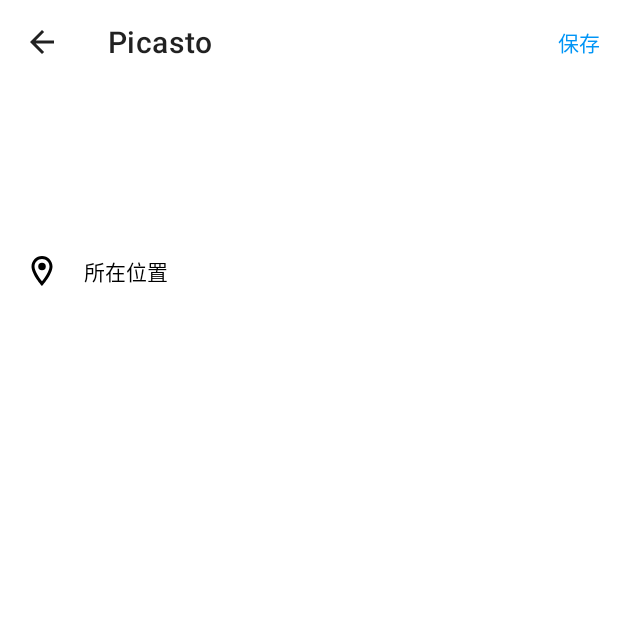
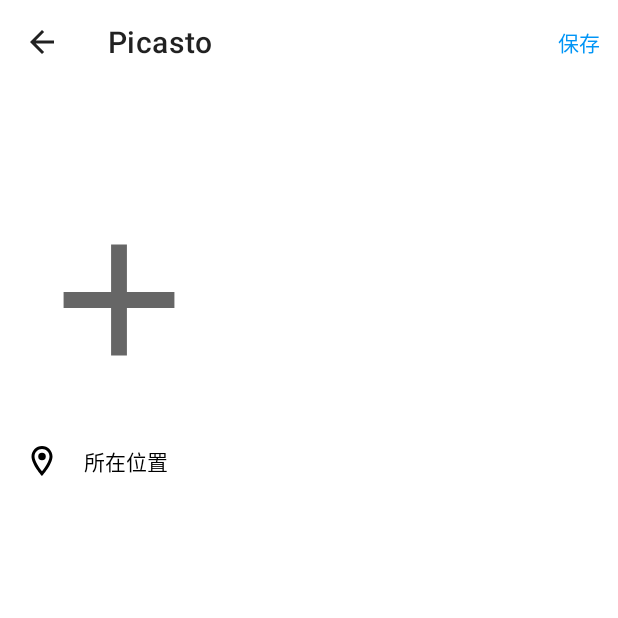
Before and after one commit to rainius/Picasto2, an Android app: the PostComposeActivity screen opened directly, with no data from a screen before it, on a phone screen of 412 x 824 dp, the top half of it. Run offline under Robolectric (Android 15) with nearby library versions, the phone set to English and light mode, and no system bars; pictures from the network do not load.

Commit message:
Picture selector

```diff
--- a/app/src/main/java/com/dmtech/app/pcst/MainActivity.java
+++ b/app/src/main/java/com/dmtech/app/pcst/MainActivity.java
@@ -34,6 +34,7 @@
             public void onClick(View v) {
                 Log.d("Picasto", "Click to add a post.");
                 Intent intent = new Intent(MainActivity.this, PostComposeActivity.class);
+                startActivity(intent);
             }
         });
         //获取导航宿主Fragment
--- a/app/src/main/java/com/dmtech/app/pcst/PostComposeActivity.java
+++ b/app/src/main/java/com/dmtech/app/pcst/PostComposeActivity.java
@@ -2,16 +2,27 @@
 
 import androidx.annotation.NonNull;
 import androidx.appcompat.app.AppCompatActivity;
+import androidx.recyclerview.widget.GridLayoutManager;
+import androidx.recyclerview.widget.RecyclerView;
 
 import android.os.Bundle;
+import android.util.Log;
 import android.view.Menu;
 import android.view.MenuItem;
 
+import com.dmtech.app.pcst.adapter.SelectedImageAdapter;
 import com.dmtech.app.pcst.databinding.ActivityPostComposeBinding;
+import com.dmtech.app.pcst.util.PictureSelectorUtil;
+import com.luck.picture.lib.basic.PictureSelector;
+import com.luck.picture.lib.entity.LocalMedia;
+import com.luck.picture.lib.interfaces.OnResultCallbackListener;
+
+import java.util.ArrayList;
 
 public class PostComposeActivity extends AppCompatActivity {
 
     private ActivityPostComposeBinding mBinding;
+    private SelectedImageAdapter mSelectedImageAdapter;
 
     @Override
     protected void onCreate(Bundle savedInstanceState) {
@@ -23,6 +34,55 @@
         //显示回退按钮
         getSupportActionBar().setDisplayHomeAsUpEnabled(true);
         getSupportActionBar().setHomeButtonEnabled(true);
+        //配置已选图片网格视图
+        setupSelectedImagesView();
+    }
+
+    private void setupSelectedImagesView() {
+        //定义网格布局
+        RecyclerView.LayoutManager gridManager =
+                new GridLayoutManager(this, 3);
+        mBinding.rvSelectedImages.setLayoutManager(gridManager);
+        //适配器初始化并注入所需接口对象
+        mSelectedImageAdapter = new SelectedImageAdapter();
+        //设定添加新图监听
+        mSelectedImageAdapter.setOnAddImageClickListener(() -> {
+            onAddImage();
+        });
+        //设定长按网格单元监听
+        mSelectedImageAdapter.setOnLongPressGridListener(position -> {
+            onDeleteSelectedImage(position);
+        });
+        //关联适配器
+        mBinding.rvSelectedImages.setAdapter(mSelectedImageAdapter);
+    }
+
+    private void onDeleteSelectedImage(int position) {
+        Log.d("Compose", "删除图片： " + position);
+    }
+
+    private void onAddImage() {
+        Log.d("Compose", "添加新图片");
+        openPictureSelector(9 - mSelectedImageAdapter.getSelectedImages().size());
+    }
+
+    private void openPictureSelector(int canSelectNum) {
+        PictureSelectorUtil.show(this, canSelectNum,
+                new OnResultCallbackListener<LocalMedia>() {
+            @Override
+            public void onResult(ArrayList<LocalMedia> result) {
+                Log.d("Compose", "Selected images: " + result.size());
+                for (LocalMedia localMedia : result) {
+                    Log.d("Compose", "Selected image: " + localMedia.getRealPath());
+                    mSelectedImageAdapter.addImage(localMedia.getRealPath());
+                }
+            }
+
+            @Override
+            public void onCancel() {
+
+            }
+        });
     }
 
     @Override
--- /dev/null
+++ b/app/src/main/java/com/dmtech/app/pcst/adapter/SelectedImageAdapter.java
@@ -0,0 +1,117 @@
+package com.dmtech.app.pcst.adapter;
+
+import android.net.Uri;
+import android.util.Log;
+import android.view.LayoutInflater;
+import android.view.View;
+import android.view.ViewGroup;
+
+import androidx.annotation.NonNull;
+import androidx.recyclerview.widget.RecyclerView;
+
+import com.dmtech.app.pcst.R;
+import com.dmtech.app.pcst.databinding.SelectedImageGridBinding;
+
+import java.util.ArrayList;
+import java.util.List;
+
+public class SelectedImageAdapter extends RecyclerView.Adapter<SelectedImageAdapter.ImageHolder> {
+    //处理添加图片按钮点击事件的接口
+    public interface OnAddImageClickListener {
+        void OnAddImageClick();
+    }
+
+    private OnAddImageClickListener onAddImageClickListener;
+
+    public void setOnAddImageClickListener(OnAddImageClickListener onAddImageClickListener) {
+        this.onAddImageClickListener = onAddImageClickListener;
+    }
+
+    //长按监听接口
+    public interface OnLongPressGridListener {
+        void OnLongPressGrid(int position);
+    }
+    private OnLongPressGridListener onLongPressGridListener;
+
+    public void setOnLongPressGridListener(OnLongPressGridListener onLongPressGridListener) {
+        this.onLongPressGridListener = onLongPressGridListener;
+    }
+
+    //选中图片在手机上的路径
+    private List<String> selectedImages;
+
+    public SelectedImageAdapter() {
+        //初始化为空表
+        selectedImages = new ArrayList<>();
+    }
+
+    //添加照片
+    public void addImage(String imagePath) {
+        this.selectedImages.add(imagePath);
+        notifyDataSetChanged();
+    }
+
+    //删除图片
+    public void removeImage(int position) {
+        if (selectedImages != null && position >= 0 && position < selectedImages.size()) {
+            selectedImages.remove(position);
+            notifyDataSetChanged();
+        }
+    }
+
+    //获取选中全部图片
+    public List<String> getSelectedImages() {
+        return selectedImages;
+    }
+
+    @NonNull
+    @Override
+    public ImageHolder onCreateViewHolder(@NonNull ViewGroup parent, int viewType) {
+        View view = LayoutInflater.from(
+                parent.getContext()).inflate(R.layout.selected_image_grid,
+                parent, false);
+        return new ImageHolder(view);
+    }
+
+    @Override
+    public void onBindViewHolder(@NonNull ImageHolder holder, int position) {
+        if (position == selectedImages.size()) {
+            //添加按钮
+            holder.binding.ivSelected.setImageResource(R.drawable.ic_add);
+            holder.binding.ivSelected.setOnClickListener(v -> {
+                Log.d("Compose", "To select images");
+                if (onAddImageClickListener != null) {
+                    onAddImageClickListener.OnAddImageClick();
+                }
+            });
+        } else {
+            //普通图片
+            Uri imageURI = Uri.parse("file://" + selectedImages.get(position));
+            holder.binding.ivSelected.setImageURI(imageURI);
+            final int pos = position;
+            holder.binding.ivSelected.setOnLongClickListener(new View.OnLongClickListener() {
+                @Override
+                public boolean onLongClick(View v) {
+                    if (onLongPressGridListener != null) {
+                        onLongPressGridListener.OnLongPressGrid(pos);
+                    }
+                    return true;
+                }
+            });
+        }
+    }
+
+    @Override
+    public int getItemCount() {
+        return selectedImages.size() + 1;
+    }
+
+    //单元格对应的ViewHolder
+    static class ImageHolder extends RecyclerView.ViewHolder {
+        SelectedImageGridBinding binding;
+        public ImageHolder(@NonNull View itemView) {
+            super(itemView);
+            binding = SelectedImageGridBinding.bind(itemView);
+        }
+    }
+}
--- /dev/null
+++ b/app/src/main/java/com/dmtech/app/pcst/layout/SquareRelativeLayout.java
@@ -0,0 +1,28 @@
+package com.dmtech.app.pcst.layout;
+
+import android.content.Context;
+import android.util.AttributeSet;
+import android.widget.RelativeLayout;
+
+public class SquareRelativeLayout extends RelativeLayout {
+    public SquareRelativeLayout(Context context) {
+        super(context);
+    }
+
+    public SquareRelativeLayout(Context context, AttributeSet attrs) {
+        super(context, attrs);
+    }
+
+    public SquareRelativeLayout(Context context, AttributeSet attrs, int defStyleAttr) {
+        super(context, attrs, defStyleAttr);
+    }
+
+    public SquareRelativeLayout(Context context, AttributeSet attrs, int defStyleAttr, int defStyleRes) {
+        super(context, attrs, defStyleAttr, defStyleRes);
+    }
+
+    @Override
+    protected void onMeasure(int widthMeasureSpec, int heightMeasureSpec) {
+        super.onMeasure(widthMeasureSpec, widthMeasureSpec);
+    }
+}
--- /dev/null
+++ b/app/src/main/res/drawable/ic_add.xml
@@ -0,0 +1,10 @@
+<vector xmlns:android="http://schemas.android.com/apk/res/android"
+    android:width="24dp"
+    android:height="24dp"
+    android:viewportWidth="24"
+    android:viewportHeight="24"
+    android:tint="?attr/colorControlNormal">
+  <path
+      android:fillColor="@android:color/white"
+      android:pathData="M19,13h-6v6h-2v-6H5v-2h6V5h2v6h6v2z"/>
+</vector>
--- /dev/null
+++ b/app/src/main/res/layout/selected_image_grid.xml
@@ -0,0 +1,17 @@
+<?xml version="1.0" encoding="utf-8"?>
+<com.dmtech.app.pcst.layout.SquareRelativeLayout xmlns:android="http://schemas.android.com/apk/res/android"
+    xmlns:app="http://schemas.android.com/apk/res-auto"
+    xmlns:tools="http://schemas.android.com/tools"
+    android:layout_width="match_parent"
+    android:layout_height="match_parent">
+
+    <ImageView
+        android:id="@+id/iv_selected"
+        android:layout_width="match_parent"
+        android:layout_height="match_parent"
+        android:clickable="true"
+        android:contextClickable="true"
+        android:longClickable="true"
+        android:scaleType="centerCrop"
+        tools:srcCompat="@tools:sample/backgrounds/scenic" />
+</com.dmtech.app.pcst.layout.SquareRelativeLayout>
```
Also changed, not shown: app/build.gradle (+10 -0 lines), app/src/main/AndroidManifest.xml (+25 -1 lines), app/src/main/java/com/dmtech/app/pcst/util/PictureSelectorUtil.java (added, +99 -0 lines), app/src/main/java/com/luck/pictureselector/GlideEngine.java (added, +155 -0 lines).
